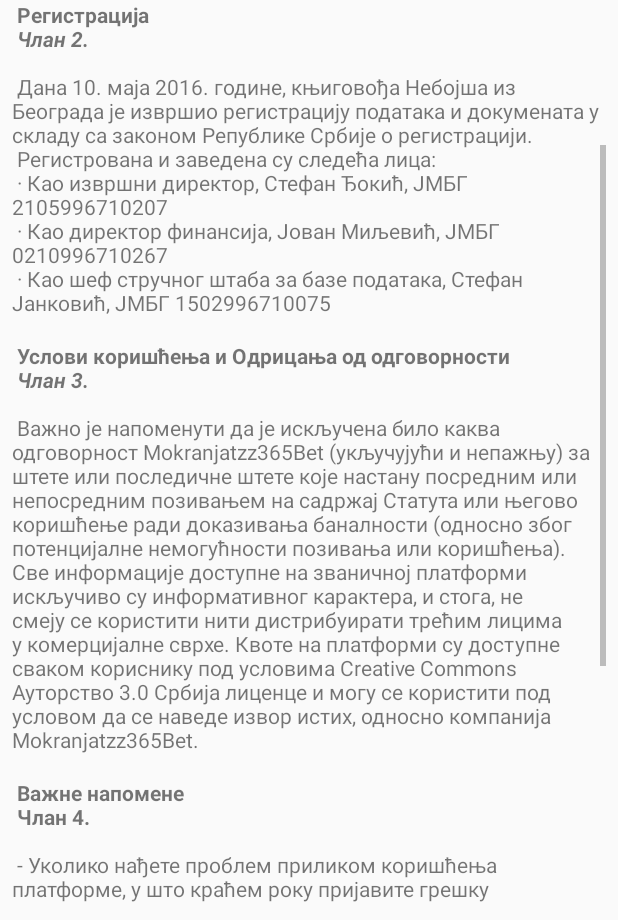
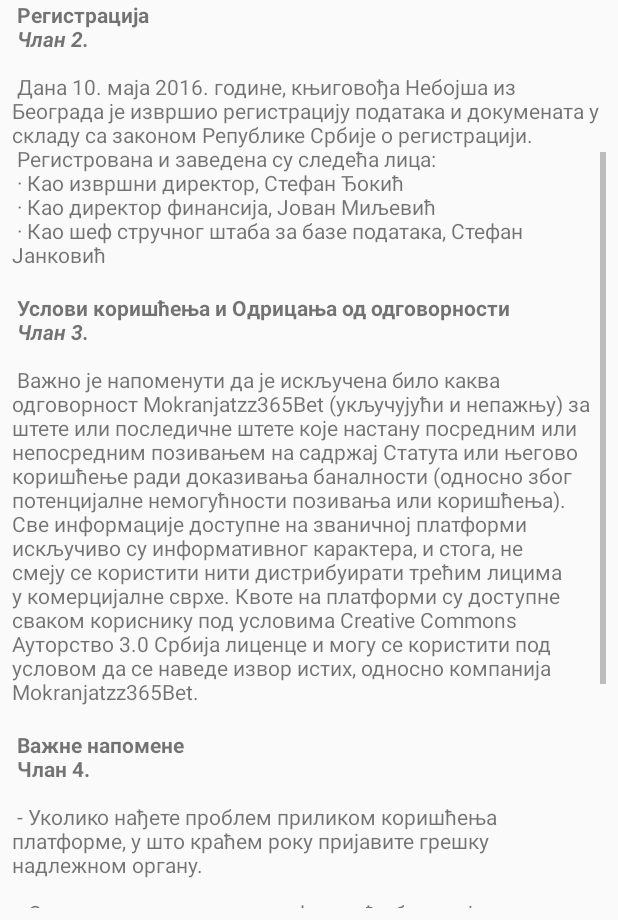
Before and after one commit to sdee3/Mokranjatzz365Bet, an Android app: the UsageRightsActivity screen opened directly, with no data from a screen before it, scrolled down 526 dp, on a phone screen of 412 x 824 dp, the part 316-1236 px from its top. Run offline under Robolectric (Android 15) with nearby library versions, the phone set to English and light mode, and no system bars.

Commit message:
updated usage rights txt

```diff
--- a/app/src/main/res/values/strings.xml
+++ b/app/src/main/res/values/strings.xml
@@ -70,11 +70,11 @@
         \n
         Регистрована и заведена су следећа лица:
         \n
-        · Као извршни директор, Стефан Ђокић, ЈМБГ 2105996710207
+        · Као извршни директор, Стефан Ђокић
         \n
-        · Као директор финансија, Јован Миљевић, ЈМБГ 0210996710267
+        · Као директор финансија, Јован Миљевић
         \n
-        · Као шеф стручног штаба за базе података, Стефан Јанковић, ЈМБГ 1502996710075
+        · Као шеф стручног штаба за базе података, Стефан Јанковић
         \n
     </string>
     <string name="usage_rights_3">
```
